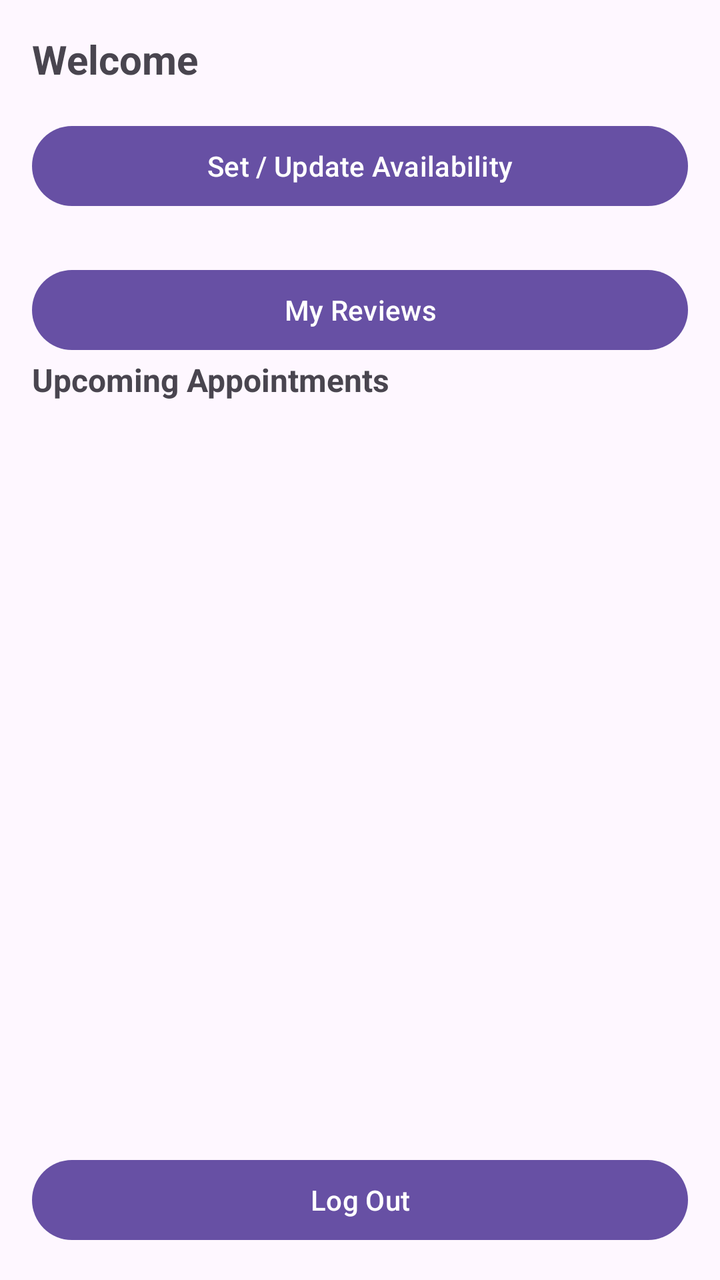
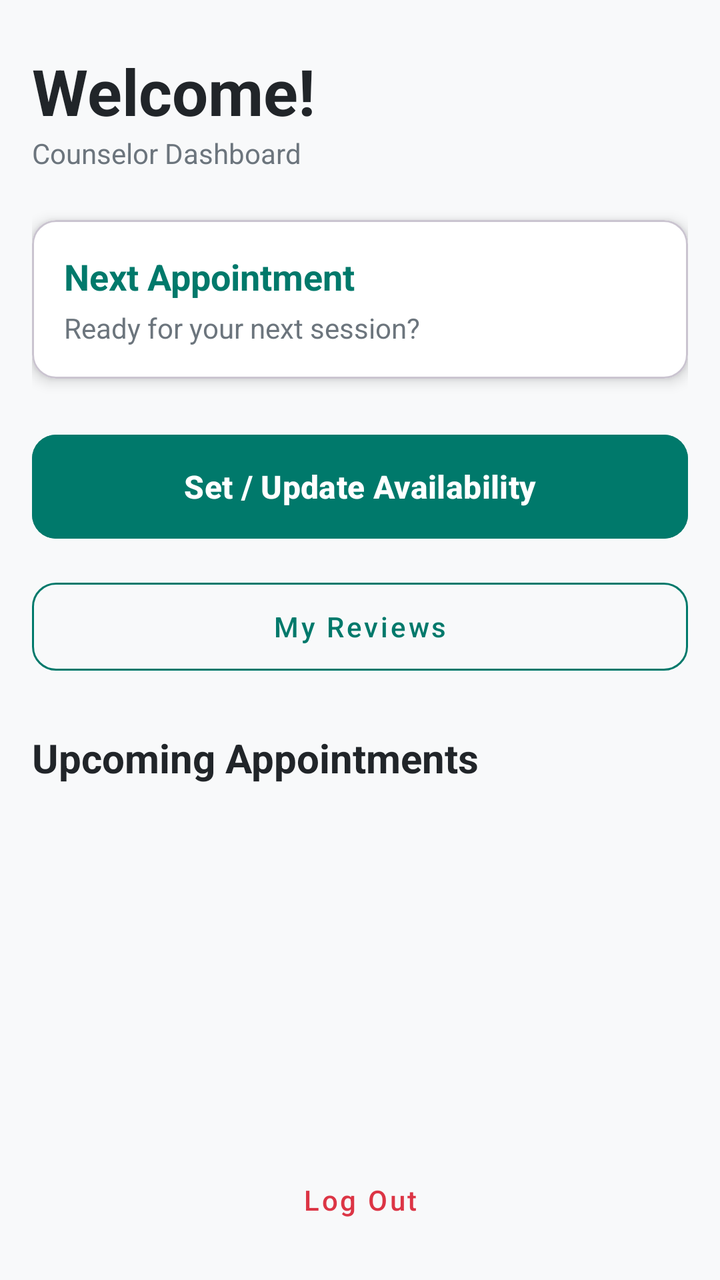

The first picture is an Android layout as it rendered before a commit; the second is the same layout after the commit. The layout source and the unified diff follow.
<!-- AndroidManifest.xml: application theme Theme.CounsellingApp -->
<!-- res/layout/activity_counselor_dashboard.xml -->
<?xml version="1.0" encoding="utf-8"?>
<LinearLayout xmlns:android="http://schemas.android.com/apk/res/android"
    android:layout_width="match_parent"
    android:layout_height="match_parent"
    android:orientation="vertical"
    android:padding="16dp">

    <TextView
        android:id="@+id/tvCounselorWelcome"
        android:layout_width="wrap_content"
        android:layout_height="wrap_content"
        android:text="Welcome"
        android:textSize="20sp"
        android:textStyle="bold"
        android:layout_marginBottom="16dp" />

    <Button
        android:id="@+id/btnSetAvailability"
        android:layout_width="match_parent"
        android:layout_height="wrap_content"
        android:text="Set / Update Availability"
        android:layout_marginBottom="16dp" />

    <Button
        android:id="@+id/btnMyReviews"
        android:layout_width="match_parent"
        android:layout_height="wrap_content"
        android:text="My Reviews"
        android:layout_marginTop="8dp" />

    <TextView
        android:layout_width="wrap_content"
        android:layout_height="wrap_content"
        android:text="Upcoming Appointments"
        android:textSize="16sp"
        android:textStyle="bold"
        android:layout_marginBottom="8dp" />

    <ProgressBar
        android:id="@+id/progressBar"
        android:layout_width="wrap_content"
        android:layout_height="wrap_content"
        android:layout_gravity="center_horizontal"
        android:visibility="gone" />

    <TextView
        android:id="@+id/tvNoAppointments"
        android:layout_width="wrap_content"
        android:layout_height="wrap_content"
        android:text="No upcoming appointments."
        android:visibility="gone" />

    <androidx.recyclerview.widget.RecyclerView
        android:id="@+id/rvAppointments"
        android:layout_width="match_parent"
        android:layout_height="0dp"
        android:layout_weight="1" />

    <Button
        android:id="@+id/btnCounselorLogout"
        android:layout_width="match_parent"
        android:layout_height="wrap_content"
        android:text="Log Out"
        android:layout_marginTop="8dp" />

</LinearLayout>
<!-- resources referenced by this layout -->
<resources>
  <style name="Theme.CounsellingApp" parent="Base.Theme.CounsellingApp" />
  <style name="Base.Theme.CounsellingApp" parent="Theme.Material3.DayNight.NoActionBar">
          
          
      </style>
</resources>

<!-- the commit's change to res/layout/activity_counselor_dashboard.xml (unified diff, before → after) -->
@@ -1,66 +1,145 @@
 <?xml version="1.0" encoding="utf-8"?>
 <LinearLayout xmlns:android="http://schemas.android.com/apk/res/android"
+    xmlns:app="http://schemas.android.com/apk/res-auto"
     android:layout_width="match_parent"
     android:layout_height="match_parent"
     android:orientation="vertical"
-    android:padding="16dp">
+    android:padding="16dp"
+    android:background="#F8F9FA">
 
+    
     <TextView
         android:id="@+id/tvCounselorWelcome"
         android:layout_width="wrap_content"
         android:layout_height="wrap_content"
-        android:text="Welcome"
-        android:textSize="20sp"
+        android:text="Welcome!"
+        android:textSize="32sp"
         android:textStyle="bold"
-        android:layout_marginBottom="16dp" />
-
-    <Button
-        android:id="@+id/btnSetAvailability"
-        android:layout_width="match_parent"
-        android:layout_height="wrap_content"
-        android:text="Set / Update Availability"
-        android:layout_marginBottom="16dp" />
-
-    <Button
-        android:id="@+id/btnMyReviews"
-        android:layout_width="match_parent"
-        android:layout_height="wrap_content"
-        android:text="My Reviews"
-        android:layout_marginTop="8dp" />
+        android:textColor="#212529"
+        android:layout_marginTop="8dp"/>
 
     <TextView
         android:layout_width="wrap_content"
         android:layout_height="wrap_content"
-        android:text="Upcoming Appointments"
-        android:textSize="16sp"
-        android:textStyle="bold"
-        android:layout_marginBottom="8dp" />
+        android:text="Counselor Dashboard"
+        android:textSize="14sp"
+        android:textColor="#6C757D"
+        android:layout_marginBottom="24dp"/>
 
-    <ProgressBar
-        android:id="@+id/progressBar"
+    
+    <com.google.android.material.card.MaterialCardView
+        android:layout_width="match_parent"
+        android:layout_height="wrap_content"
+        android:layout_marginBottom="24dp"
+        app:cardCornerRadius="12dp"
+        app:cardElevation="4dp"
+        app:cardBackgroundColor="@android:color/white">
+
+        <LinearLayout
+            android:layout_width="match_parent"
+            android:layout_height="wrap_content"
+            android:orientation="vertical"
+            android:padding="16dp">
+
+            <TextView
+                android:layout_width="wrap_content"
+                android:layout_height="wrap_content"
+                android:text="Next Appointment"
+                android:textSize="18sp"
+                android:textStyle="bold"
+                android:textColor="#00796B"/>
+
+            <TextView
+                android:layout_width="wrap_content"
+                android:layout_height="wrap_content"
+                android:text="Ready for your next session?"
+                android:textSize="14sp"
+                android:textColor="#6C757D"
+                android:layout_marginTop="4dp"/>
+        </LinearLayout>
+    </com.google.android.material.card.MaterialCardView>
+
+    
+    <LinearLayout
+        android:layout_width="match_parent"
+        android:layout_height="wrap_content"
+        android:orientation="vertical"
+        android:layout_marginBottom="24dp">
+
+        
+        <com.google.android.material.button.MaterialButton
+            android:id="@+id/btnSetAvailability"
+            android:layout_width="match_parent"
+            android:layout_height="60dp"
+            android:text="Set / Update Availability"
+            android:textAllCaps="false"
+            android:textSize="16sp"
+            android:textStyle="bold"
+            app:cornerRadius="12dp"
+            android:backgroundTint="#00796B"
+            android:layout_marginBottom="12dp" />
+
+        
+        <com.google.android.material.button.MaterialButton
+            android:id="@+id/btnMyReviews"
+            style="@style/Widget.MaterialComponents.Button.OutlinedButton"
+            android:layout_width="match_parent"
+            android:layout_height="56dp"
+            android:text="My Reviews"
+            android:textAllCaps="false"
+            app:cornerRadius="12dp"
+            app:strokeColor="#00796B"
+            android:textColor="#00796B" />
+    </LinearLayout>
+
+    
+    <TextView
         android:layout_width="wrap_content"
         android:layout_height="wrap_content"
-        android:layout_gravity="center_horizontal"
-        android:visibility="gone" />
+        android:text="Upcoming Appointments"
+        android:textSize="20sp"
+        android:textStyle="bold"
+        android:textColor="#212529"
+        android:layout_marginBottom="12dp" />
 
-    <TextView
-        android:id="@+id/tvNoAppointments"
-        android:layout_width="wrap_content"
-        android:layout_height="wrap_content"
-        android:text="No upcoming appointments."
-        android:visibility="gone" />
-
-    <androidx.recyclerview.widget.RecyclerView
-        android:id="@+id/rvAppointments"
+    <FrameLayout
         android:layout_width="match_parent"
         android:layout_height="0dp"
-        android:layout_weight="1" />
+        android:layout_weight="1">
 
-    <Button
+        <ProgressBar
+            android:id="@+id/progressBar"
+            android:layout_width="wrap_content"
+            android:layout_height="wrap_content"
+            android:layout_gravity="center"
+            android:visibility="gone" />
+
+        <TextView
+            android:id="@+id/tvNoAppointments"
+            android:layout_width="wrap_content"
+            android:layout_height="wrap_content"
+            android:layout_gravity="center"
+            android:text="No upcoming appointments."
+            android:textColor="#6C757D"
+            android:visibility="gone" />
+
+        <androidx.recyclerview.widget.RecyclerView
+            android:id="@+id/rvAppointments"
+            android:layout_width="match_parent"
+            android:layout_height="match_parent"
+            android:clipToPadding="false"
+            android:paddingBottom="16dp" />
+    </FrameLayout>
+
+    
+    <com.google.android.material.button.MaterialButton
         android:id="@+id/btnCounselorLogout"
+        style="@style/Widget.MaterialComponents.Button.TextButton"
         android:layout_width="match_parent"
         android:layout_height="wrap_content"
         android:text="Log Out"
+        android:textAllCaps="false"
+        android:textColor="#DC3545"
         android:layout_marginTop="8dp" />
 
 </LinearLayout>
